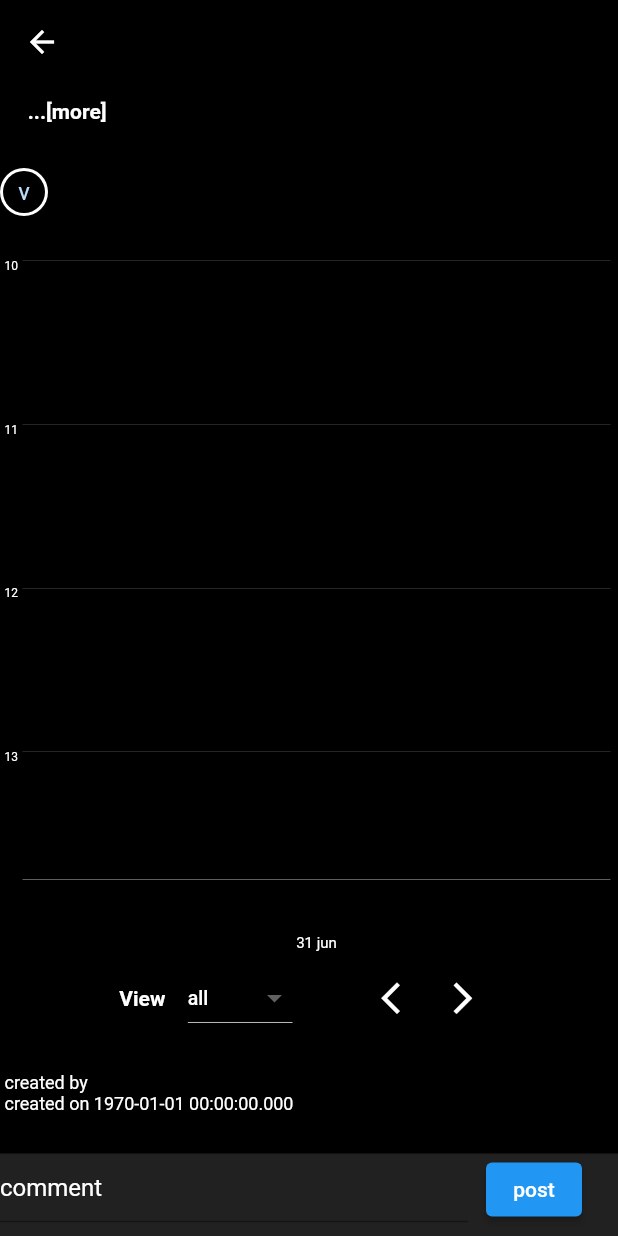
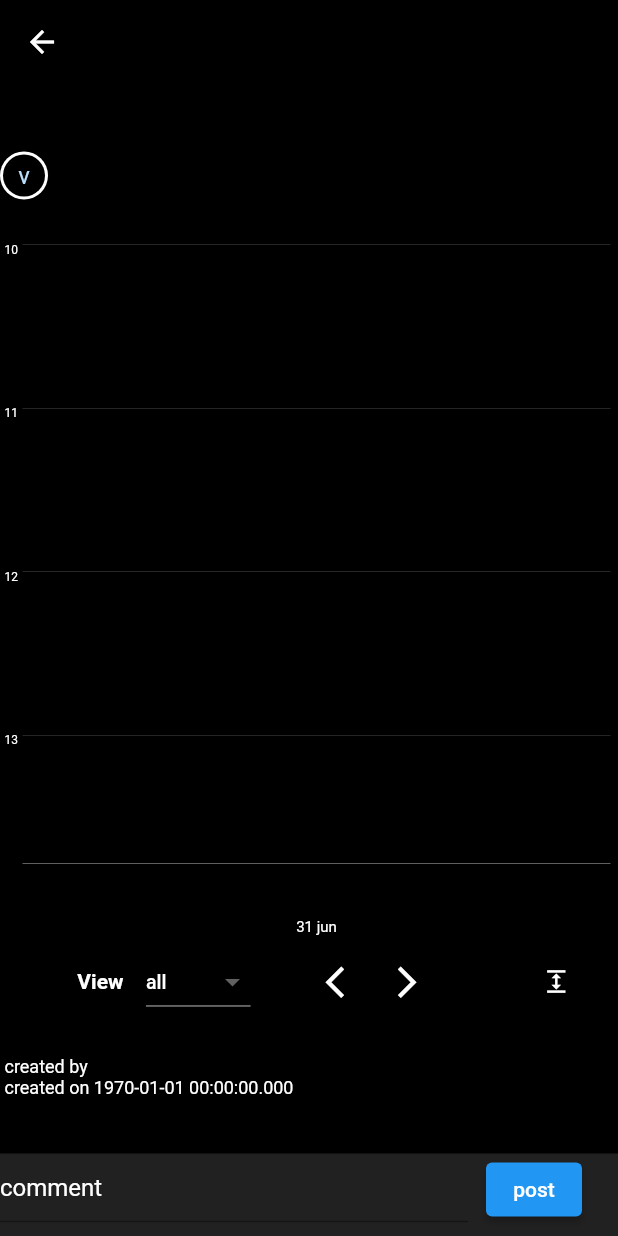
Before and after one commit to balaji0852/yellowpatio, a Flutter app: the CommentSectionPage screen opened directly with empty values, on a phone screen of 412 x 824 dp. Run offline on Flutter 3.47's test engine with Material 2 defaults, Android fonts, the light colour scheme and no system bars; our stand-ins replace firebase_auth, firebase_core, floor, flutter_redux, flutter_switch, google_sign_in and 2 more; missing offline and left inert: flutter_fgbg, flutter_inappwebview; accounts and stored records are empty; generated files the repository leaves out were written again; network calls fail.

Commit message:
extended view

```diff
--- a/lib/Pages/comment_section_page.dart
+++ b/lib/Pages/comment_section_page.dart
@@ -1,4 +1,3 @@
-import 'dart:ffi';
 import 'dart:math';
 
 import 'package:flutter/cupertino.dart';
@@ -59,9 +58,7 @@ class CommentSection extends State<CommentSectionPage> {
     state = StoreProvider.of<AppStore>(context);
     darkMode = state.state.darkMode;
 
-    focusNode.removeListener(() {
-      print("removed");
-    });
+
 
     return StoreConnector<AppStore, bool>(
         converter: (store) => store.state.showDialog,
@@ -96,9 +93,6 @@ class CommentSection extends State<CommentSectionPage> {
                         child: ListView(
                           controller: mainWidgetScrollController,
                           children: [
-                            // const SizedBox(
-                            //   height: 20,
-                            // ),
                             // Container(
                             //   alignment: Alignment.center,
                             //   child: Text(
@@ -111,12 +105,12 @@ class CommentSection extends State<CommentSectionPage> {
                             // ),
                             Padding(
                                 padding: const EdgeInsets.symmetric(
-                                    horizontal: 15, vertical: 10),
+                                    horizontal: 15, vertical: 5),
                                 child: Row(
-                                  mainAxisAlignment: MainAxisAlignment.end,
                                   children: [
                                     Expanded(
-                                      child: GestureDetector(
+                                      child:
+                                       GestureDetector(
                                           onTap: () {
                                             setState(() {
                                               showDescription =
@@ -127,30 +121,31 @@ class CommentSection extends State<CommentSectionPage> {
                                             showDescription && !_showDialog
                                                 ? widget
                                                     .classMaster!.description
-                                                : widget.classMaster!
+                                                : widget
+                                                                        .classMaster!
+                                                                        .description
+                                                                        .length >
+                                                                    21?widget.classMaster!
                                                         .description
                                                         .substring(
                                                             0,
-                                                            widget
+                                                           21) +
+                                                    "...[more]": widget.classMaster!
+                                                        .description
+                                                        .substring(
+                                                            0,
+                                                           widget
                                                                         .classMaster!
                                                                         .description
-                                                                        .length >
-                                                                    30
-                                                                ? 30
-                                                                : widget
-                                                                    .classMaster!
-                                                                    .description
-                                                                    .length) +
-                                                    " ...[more]",
+                                                                        .length),
                                             maxLines: 5,
                                             softWrap: true,
-                                            textAlign: TextAlign.start,
                                             style: TextStyle(
-                                                fontSize: 14,
+                                                fontSize: 13,
                                                 color: darkMode
                                                     ? Colors.white
                                                     : Colors.black,
-                                                fontWeight: FontWeight.bold),
+                                                ),
                                           )),
                                     ),
 
@@ -208,6 +203,9 @@ class CommentSection extends State<CommentSectionPage> {
                                   color:
                                       darkMode ? Colors.white : Colors.black),
                             ),
+                            const SizedBox(
+                              height: 60,
+                            )
                           ],
                         ),
                       ),
--- a/lib/Pages/home_page.dart
+++ b/lib/Pages/home_page.dart
@@ -458,6 +458,9 @@ class HomePageActivity extends State<homePage> with WidgetsBindingObserver {
 
   commentButton(ClassMaster classMaster) {
     // Navigator.pop(context);
+
+    state.dispatch(ChangeShowDialogState(false));
+
     Navigator.push(
       context,
       MaterialPageRoute(
--- a/lib/db/entity/class_data_instanceMaster.dart
+++ b/lib/db/entity/class_data_instanceMaster.dart
@@ -68,7 +68,7 @@ class ClassDataInstanceMaterDuplicate{
       "dataInstances": dataInstances,
       "instanceTime": instancesTime,
       "instancesStatus": instancesStatus,
-       "userStore":{
+      "userStore":{
         "userStoreID":userStore.userStoreID
       }
   };
--- a/lib/graph/planner_graph.dart
+++ b/lib/graph/planner_graph.dart
@@ -51,6 +51,8 @@ class PlannerGraphPage extends State<PlannerGraph> {
   int selectedViewCategoryID = 0;
   //balaji : 1/16/2023 - adding the param selectedIndex, <- ft from confluence
   int selectedIndex = 0;
+  //balaji : 28/5/2023 - local-view feature extended View
+  bool extendedView = false;
 
   static List<String> time = List.generate(24,
       (index) => index <= 11 ? (index + 1).toString() : (index + 1).toString());
@@ -65,6 +67,8 @@ class PlannerGraphPage extends State<PlannerGraph> {
   List<List<test>>? quickViewData =
       List.generate(5, (index) => List.empty(growable: true));
   int reKey = 0;
+
+  ScrollController? sc;
 
   List<String> month = [
     "jan",
@@ -85,28 +89,34 @@ class PlannerGraphPage extends State<PlannerGraph> {
   void initState() {
     super.initState();
 
-    //temp
-    //TODO - for removal, check 155 line, was a temp walkaround.
     var config = Config();
-    setState(() {
+    //Balaji : 5/30/2023 :remove setState since build is called after init
+    //setState(() {
     viewType = Config.dateViewPreference;
-      print(viewType);
-    });
+    //});
 
     reKey = widget.reKey;
 
-    //TODO removal - used to call for 3 view previously
     initializeDate(DateTime.now().millisecondsSinceEpoch);
-    //moving dateSetter to didChangeDependencies
   }
 
   setListviewWidget() {
-    //TODO -done : fixed animation, by change value to '90' *
-    Future.delayed(const Duration(milliseconds: 1000), () {
+    print("setListviewWidget");
+    sc ??= widget.MainWidgetScrollView;
+
+    Future.delayed(Duration(milliseconds: extendedView ? 0 : 1), () {
+      if (extendedView) {
+        sc!.animateTo(90 * double.parse(DateTime.now().hour.toString()),
+            curve: Curves.linear, duration: const Duration(milliseconds: 1));
+      } else {
+        sc!.animateTo(0,
+            curve: Curves.linear, duration: const Duration(milliseconds: 1));
+
         widgetScrollCOntroller.animateTo(
             90 * double.parse(DateTime.now().hour.toString()),
             curve: Curves.linear,
-          duration: const Duration(milliseconds: 300));
+            duration: const Duration(milliseconds: 1));
+      }
     });
   }
 
@@ -120,11 +130,12 @@ class PlannerGraphPage extends State<PlannerGraph> {
     //to graph_dialog, finding central state management...
 
     //balaji: adding this dispatch for global gd
+    if (extendedView) {
+      setState(() {
+        extendedView = false;
+      });
+    } else {
       state.dispatch(ChangeShowDialogState(openDialog));
-
-    ScrollController sc = widget.MainWidgetScrollView;
-    sc.animateTo(0,
-        curve: Curves.linear, duration: const Duration(milliseconds: 300));
       setState(() {
         if (!openDialog) {
           reKey++;
@@ -133,6 +144,8 @@ class PlannerGraphPage extends State<PlannerGraph> {
         this.openDialog = openDialog;
         this.selectedIndex = selectedIndex;
       });
+    }
+    setListviewWidget();
   }
 
   getQuickViewData(
@@ -227,7 +240,7 @@ class PlannerGraphPage extends State<PlannerGraph> {
     super.didUpdateWidget(oldWidget);
 
     int _viewType = state.state.dateViewPreference;
-    if (_viewType != viewType || widget.reKey != oldWidget.reKey) {
+    if ((_viewType != viewType || widget.reKey != oldWidget.reKey)) {
       initializeDate(widget.reKey % 1000 == 0
           ? DateTime.now().millisecondsSinceEpoch
           : DateTime.parse(dates!.last).millisecondsSinceEpoch);
@@ -262,7 +275,7 @@ class PlannerGraphPage extends State<PlannerGraph> {
   }
 
   pageDownScroller(ScrollController mainWidgetScrollController) {
-    mainWidgetScrollController.animateTo(850,
+    mainWidgetScrollController.animateTo(extendedView ? 2750 : 850,
         curve: Curves.linear, duration: const Duration(milliseconds: 100));
   }
 
@@ -274,7 +287,9 @@ class PlannerGraphPage extends State<PlannerGraph> {
 
     return SizedBox(
       height: MediaQuery.of(context).orientation == Orientation.portrait
-          ? MediaQuery.of(context).size.height * 0.75
+          ? extendedView
+              ? 2760
+              : MediaQuery.of(context).size.height * 0.75
           : MediaQuery.of(context).size.height * 0.6,
       child: Stack(
         children: [
@@ -283,8 +298,10 @@ class PlannerGraphPage extends State<PlannerGraph> {
               Container(
                 height:
                     MediaQuery.of(context).orientation == Orientation.portrait
-                        ? (MediaQuery.of(context).size.height * 0.75)*0.80
-                        : (MediaQuery.of(context).size.height * 0.6)*0.45,
+                        ? extendedView
+                            ? 2642
+                            : (MediaQuery.of(context).size.height * 0.75) * 0.80
+                        : (MediaQuery.of(context).size.height * 0.6) * 0.45,
                 color: darkMode ? Colors.black : Colors.white,
                 child: ListView(
                   itemExtent: itemSize,
@@ -555,6 +572,20 @@ class PlannerGraphPage extends State<PlannerGraph> {
                   const Spacer(
                     flex: 3,
                   ),
+                  IconButton(
+                    icon: Icon(Icons.expand,
+                        size: 18,
+                        color: darkMode ? Colors.white : Colors.black),
+                    onPressed: () {
+                      setState(() {
+                        extendedView = !extendedView;
+                        setListviewWidget();
+                      });
+                    },
+                  ),
+                  const Spacer(
+                    flex: 1,
+                  )
                 ],
               ),
             ],
@@ -589,11 +620,13 @@ class PlannerGraphPage extends State<PlannerGraph> {
               ),
             ),
           ),
-          if (openDialog)
+          if (openDialog || extendedView)
             GestureDetector(
               onTap: () => openDialogCallback(false, [], 0),
               child: Container(
-                height: MediaQuery.of(context).size.height * 0.8,
+                height: extendedView
+                    ? 2642
+                    : MediaQuery.of(context).size.height * 0.8,
                 width: MediaQuery.of(context).size.width,
                 color: Colors.transparent,
                 child: Text(''),
--- a/lib/home_drawer.dart
+++ b/lib/home_drawer.dart
@@ -171,7 +171,7 @@ class HomeDraweWidget extends State<HomeDrawer> {
                     Navigator.push(
                       context,
                       MaterialPageRoute(
-                          builder: (context) => ProjectManagement()),
+                          builder: (context) => ProjectManagement(isProjectCreation: false,)),
                     );
                   },
                   child: Text(
--- a/pubspec.yaml
+++ b/pubspec.yaml
@@ -15,7 +15,7 @@ publish_to: 'none' # Remove this line if you wish to publish to pub.dev
 # In iOS, build-name is used as CFBundleShortVersionString while build-number used as CFBundleVersion.
 # Read more about iOS versioning at
 # https://developer.apple.com/library/archive/documentation/General/Reference/InfoPlistKeyReference/Articles/CoreFoundationKeys.html
-version: 5.0.0
+version: 5.0.2
 
 environment:
   sdk: ">=2.12.0 <3.0.0"
```
Also changed, not shown: lib/graph/graph_dialog.dart (+55 -19 lines), pubspec.lock. Lines whose indentation alone changed are shown as unchanged.
